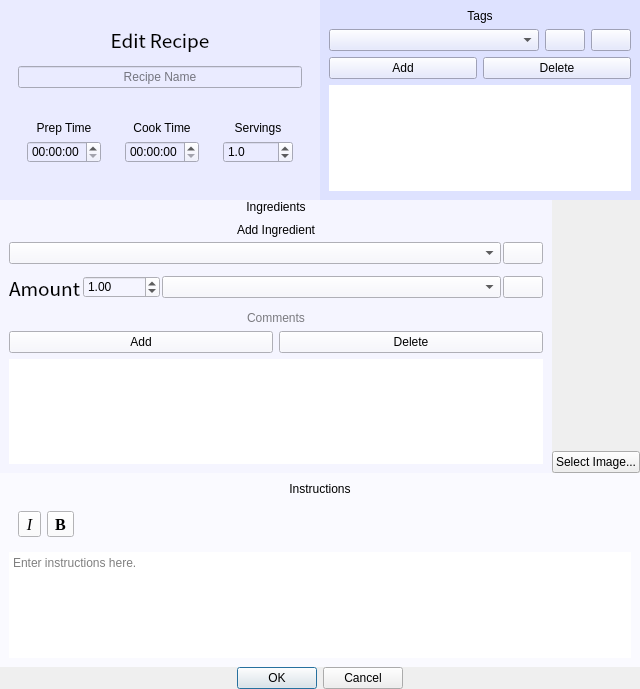
Before: the Qt Designer form gui/newrecipedialog.ui in andrewlalis/RecipeDB, drawn with Qt 5.
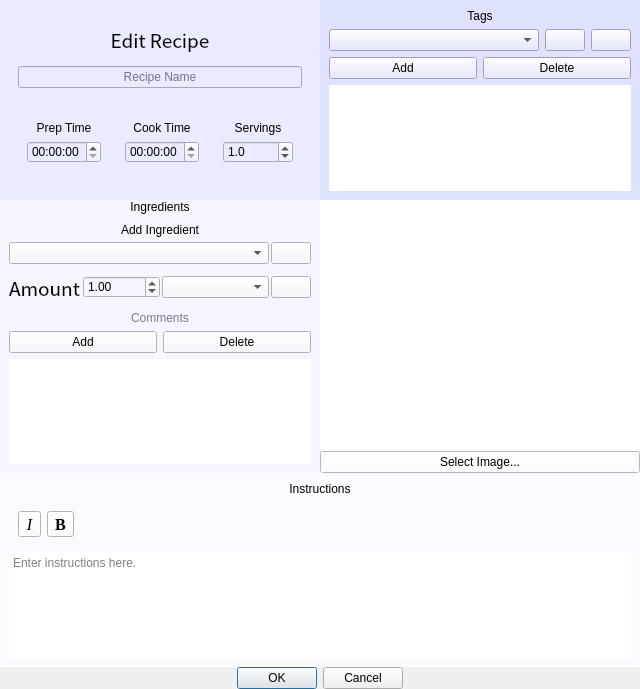
After: the same form once the commit is applied. Icons and pictures are not drawn. Custom widgets are drawn as their Qt base class.

```diff
--- a/gui/newrecipedialog.ui
+++ b/gui/newrecipedialog.ui
@@ -662,6 +662,9 @@
          </item>
          <item>
           <widget class="QWidget" name="imagePanel" native="true">
+           <property name="styleSheet">
+            <string notr="true">background-color: rgb(255, 255, 255);</string>
+           </property>
            <layout class="QVBoxLayout" name="verticalLayout_13">
             <property name="spacing">
              <number>0</number>
@@ -679,7 +682,13 @@
              <number>0</number>
             </property>
             <item>
-             <widget class="QLabel" name="imageDisplayLabel">
+             <widget class="AspectRatioPixmapLabel" name="imageDisplayLabel">
+              <property name="sizePolicy">
+               <sizepolicy hsizetype="MinimumExpanding" vsizetype="MinimumExpanding">
+                <horstretch>0</horstretch>
+                <verstretch>0</verstretch>
+               </sizepolicy>
+              </property>
               <property name="maximumSize">
                <size>
                 <width>500</width>
@@ -816,6 +825,13 @@
    </item>
   </layout>
  </widget>
+ <customwidgets>
+  <customwidget>
+   <class>AspectRatioPixmapLabel</class>
+   <extends>QLabel</extends>
+   <header>utils/aspectratiopixmaplabel.h</header>
+  </customwidget>
+ </customwidgets>
  <resources>
   <include location="../images.qrc"/>
  </resources>
```
Left out of the diff: 4 changed lines with no effect on the pictures.
